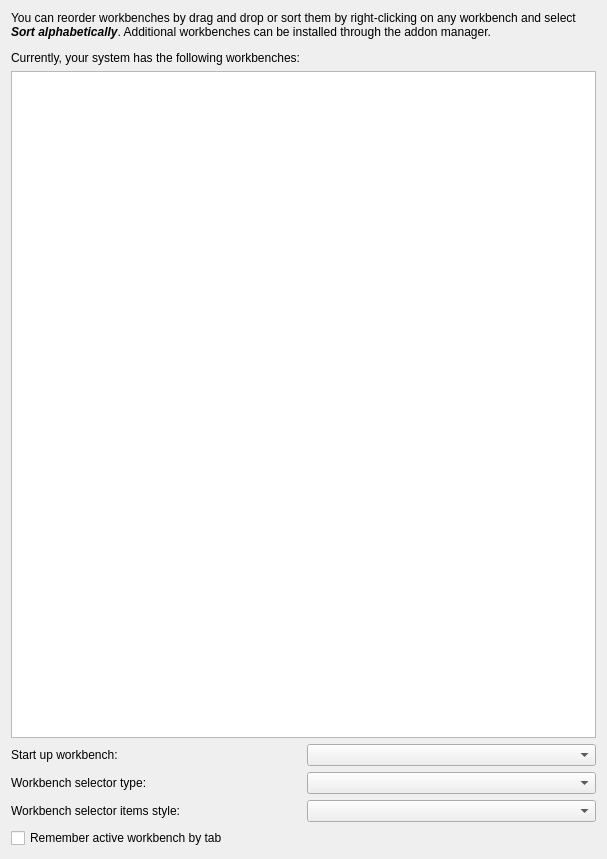
Old version of the form src/Gui/PreferencePages/DlgSettingsWorkbenches.ui in the repository southseact-3d/fcd.
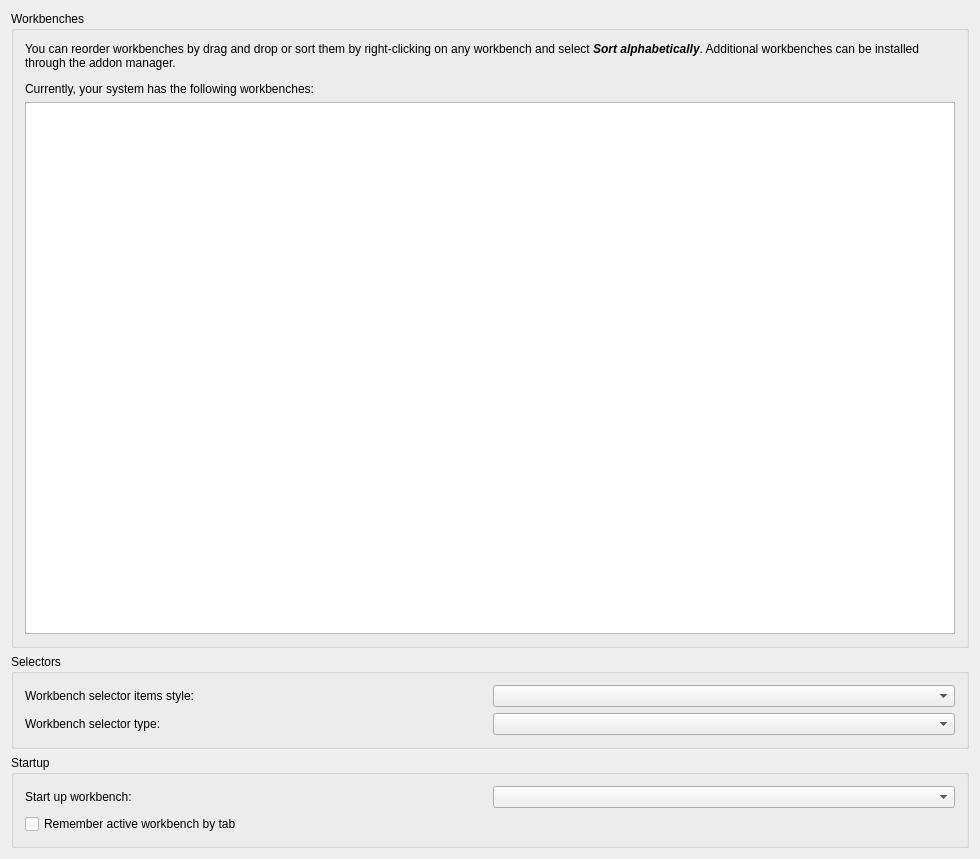
New version of the form. Custom widgets are drawn as their Qt base class.

Commit message: proposed fix for https://https://github.com/FreeCAD/FreeCAD/issues/20856github.com/FreeCAD/FreeCAD/issues/20856. NOTE: AddonManager and Telemetry addon ui files are in separate repos

```diff
--- a/src/Gui/PreferencePages/DlgSettingsWorkbenches.ui
+++ b/src/Gui/PreferencePages/DlgSettingsWorkbenches.ui
@@ -6,84 +6,21 @@
    <rect>
     <x>0</x>
     <y>0</y>
-    <width>607</width>
+    <width>980</width>
     <height>859</height>
    </rect>
   </property>
   <property name="windowTitle">
    <string>Available Workbenches</string>
   </property>
-  <layout class="QGridLayout" name="gridLayout_3">
-   <item row="4" column="0">
-    <layout class="QHBoxLayout">
-     <property name="spacing">
-      <number>6</number>
-     </property>
-     <property name="leftMargin">
-      <number>0</number>
-     </property>
-     <property name="topMargin">
-      <number>0</number>
-     </property>
-     <property name="rightMargin">
-      <number>0</number>
-     </property>
-     <property name="bottomMargin">
-      <number>0</number>
-     </property>
+  <layout class="QVBoxLayout" name="verticalLayout_3">
      <item>
-      <widget class="QLabel" name="WorkbenchSelectorItemLabel">
-       <property name="text">
-        <string>Workbench selector items style:</string>
-       </property>
-      </widget>
-     </item>
+    <widget class="QGroupBox" name="groupBox">
+     <property name="title">
+      <string>Workbenches</string>
+     </property>
+     <layout class="QVBoxLayout" name="verticalLayout_4">
      <item>
-      <widget class="QComboBox" name="WorkbenchSelectorItem">
-       <property name="toolTip">
-        <string>Customize how the items are displayed.</string>
-       </property>
-      </widget>
-     </item>
-    </layout>
-   </item>
-   <item row="1" column="0">
-    <widget class="ListWidgetDragBugFix" name="wbList"/>
-   </item>
-   <item row="3" column="0">
-    <layout class="QHBoxLayout">
-     <property name="spacing">
-      <number>6</number>
-     </property>
-     <property name="leftMargin">
-      <number>0</number>
-     </property>
-     <property name="topMargin">
-      <number>0</number>
-     </property>
-     <property name="rightMargin">
-      <number>0</number>
-     </property>
-     <property name="bottomMargin">
-      <number>0</number>
-     </property>
-     <item>
-      <widget class="QLabel" name="WorkbenchSelectorTypeLabel">
-       <property name="text">
-        <string>Workbench selector type:</string>
-       </property>
-      </widget>
-     </item>
-     <item>
-      <widget class="QComboBox" name="WorkbenchSelectorType">
-       <property name="toolTip">
-        <string>Choose the workbench selector widget type (restart required).</string>
-       </property>
-      </widget>
-     </item>
-    </layout>
-   </item>
-   <item row="0" column="0">
     <widget class="QLabel" name="noteLabel">
      <property name="sizePolicy">
       <sizepolicy hsizetype="Preferred" vsizetype="Preferred">
@@ -106,7 +43,128 @@
      </property>
     </widget>
    </item>
-   <item row="5" column="0">
+      <item>
+       <widget class="ListWidgetDragBugFix" name="wbList"/>
+      </item>
+     </layout>
+    </widget>
+   </item>
+   <item>
+    <widget class="QGroupBox" name="groupBox_3">
+     <property name="title">
+      <string>Selectors</string>
+     </property>
+     <layout class="QVBoxLayout" name="verticalLayout">
+      <item>
+       <layout class="QHBoxLayout">
+        <property name="spacing">
+         <number>6</number>
+        </property>
+        <property name="leftMargin">
+         <number>0</number>
+        </property>
+        <property name="topMargin">
+         <number>0</number>
+        </property>
+        <property name="rightMargin">
+         <number>0</number>
+        </property>
+        <property name="bottomMargin">
+         <number>0</number>
+        </property>
+        <item>
+         <widget class="QLabel" name="WorkbenchSelectorItemLabel">
+          <property name="text">
+           <string>Workbench selector items style:</string>
+          </property>
+         </widget>
+        </item>
+        <item>
+         <widget class="QComboBox" name="WorkbenchSelectorItem">
+          <property name="toolTip">
+           <string>Customize how the items are displayed.</string>
+          </property>
+         </widget>
+        </item>
+       </layout>
+      </item>
+      <item>
+       <layout class="QHBoxLayout">
+        <property name="spacing">
+         <number>6</number>
+        </property>
+        <property name="leftMargin">
+         <number>0</number>
+        </property>
+        <property name="topMargin">
+         <number>0</number>
+        </property>
+        <property name="rightMargin">
+         <number>0</number>
+        </property>
+        <property name="bottomMargin">
+         <number>0</number>
+        </property>
+        <item>
+         <widget class="QLabel" name="WorkbenchSelectorTypeLabel">
+          <property name="text">
+           <string>Workbench selector type:</string>
+          </property>
+         </widget>
+        </item>
+        <item>
+         <widget class="QComboBox" name="WorkbenchSelectorType">
+          <property name="toolTip">
+           <string>Choose the workbench selector widget type (restart required).</string>
+          </property>
+         </widget>
+        </item>
+       </layout>
+      </item>
+     </layout>
+    </widget>
+   </item>
+   <item>
+    <widget class="QGroupBox" name="groupBox_2">
+     <property name="title">
+      <string>Startup</string>
+     </property>
+     <layout class="QVBoxLayout" name="verticalLayout_2">
+      <item>
+       <layout class="QHBoxLayout">
+        <property name="spacing">
+         <number>6</number>
+        </property>
+        <property name="leftMargin">
+         <number>0</number>
+        </property>
+        <property name="topMargin">
+         <number>0</number>
+        </property>
+        <property name="rightMargin">
+         <number>0</number>
+        </property>
+        <property name="bottomMargin">
+         <number>0</number>
+        </property>
+        <item>
+         <widget class="QLabel" name="autoModuleLabel">
+          <property name="text">
+           <string>Start up workbench:</string>
+          </property>
+         </widget>
+        </item>
+        <item>
+         <widget class="QComboBox" name="AutoloadModuleCombo">
+          <property name="toolTip">
+           <string>Choose which workbench will be activated and shown
+after FreeCAD launches</string>
+          </property>
+         </widget>
+        </item>
+       </layout>
+      </item>
+      <item>
     <widget class="Gui::PrefCheckBox" name="CheckBox_WbByTab">
      <property name="toolTip">
       <string>If checked, application will remember which workbench is active for each tab of the viewport</string>
@@ -125,39 +183,8 @@
      </property>
     </widget>
    </item>
-   <item row="2" column="0">
-    <layout class="QHBoxLayout">
-     <property name="spacing">
-      <number>6</number>
-     </property>
-     <property name="leftMargin">
-      <number>0</number>
-     </property>
-     <property name="topMargin">
-      <number>0</number>
-     </property>
-     <property name="rightMargin">
-      <number>0</number>
-     </property>
-     <property name="bottomMargin">
-      <number>0</number>
-     </property>
-     <item>
-      <widget class="QLabel" name="autoModuleLabel">
-       <property name="text">
-        <string>Start up workbench:</string>
-       </property>
-      </widget>
-     </item>
-     <item>
-      <widget class="QComboBox" name="AutoloadModuleCombo">
-       <property name="toolTip">
-        <string>Choose which workbench will be activated and shown
-after FreeCAD launches</string>
-       </property>
-      </widget>
-     </item>
-    </layout>
+     </layout>
+    </widget>
    </item>
   </layout>
  </widget>
```
Lines whose indentation alone changed are shown as unchanged. The commit also changes 2 other files.
